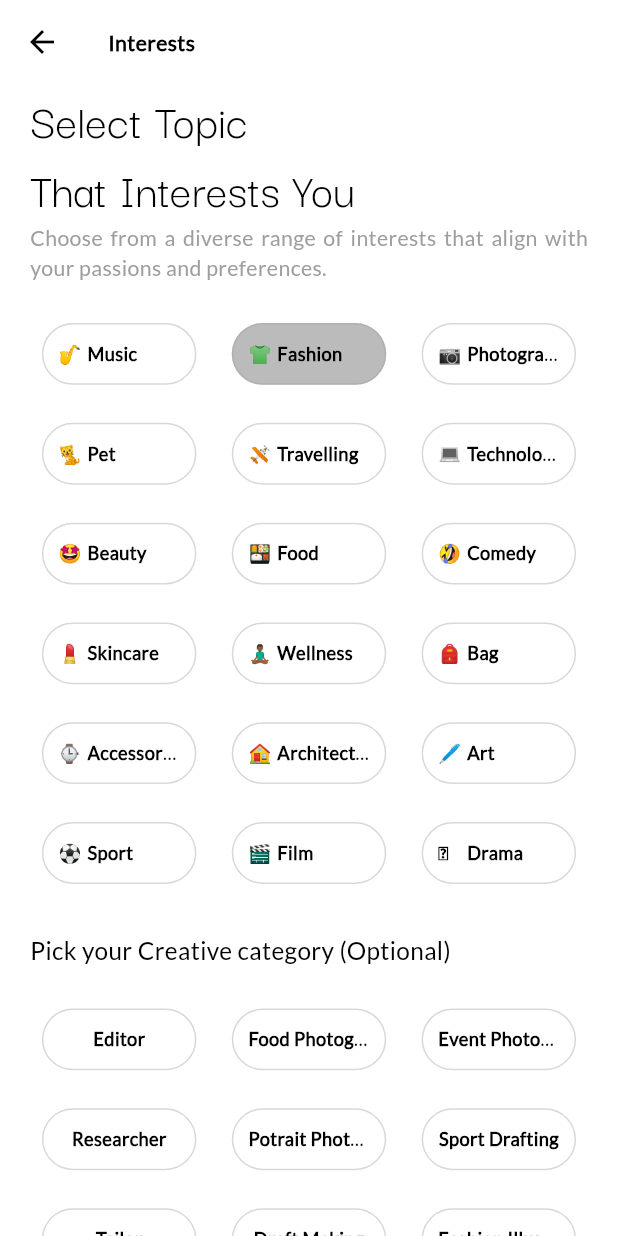
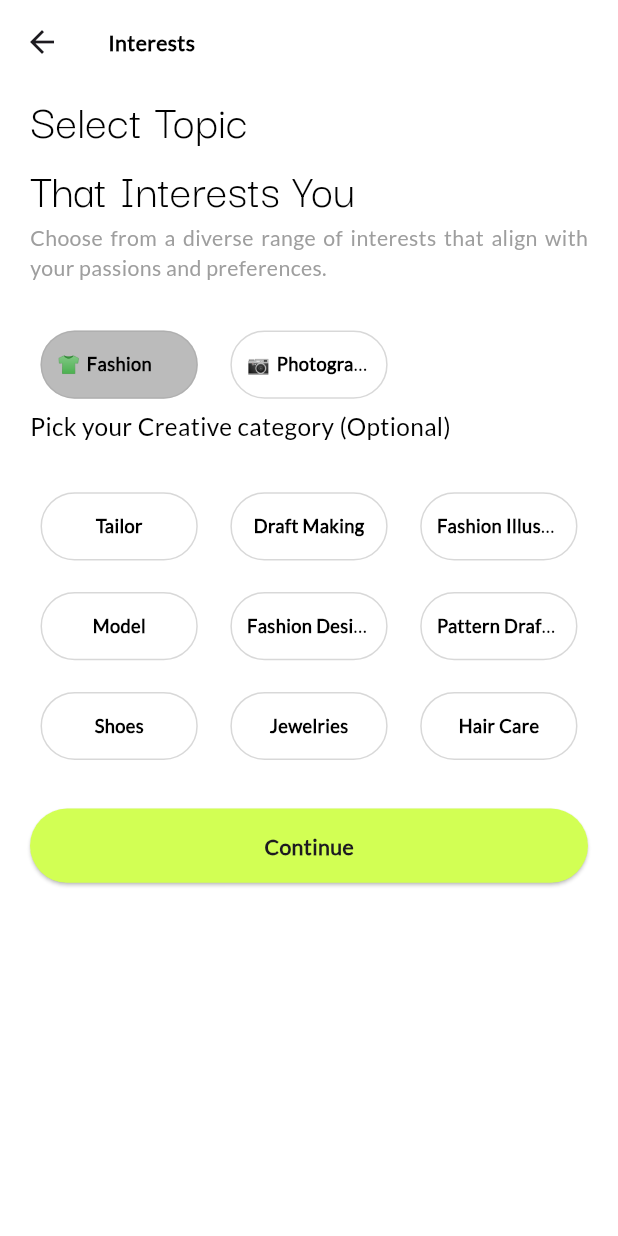
Before and after one commit to Olamidotune/Rootscards, a Flutter app: the InterestScreen screen opened by its route, after a tap on "Fashion", on a phone screen of 412 x 824 dp. Run offline on Flutter 3.47's test engine with Material 3 defaults, Android fonts, the phone set to English and light mode, and no system bars; our stand-ins replace bloc, carousel_slider, device_info_plus, email_validator, equatable, flutter_bloc and 6 more; accounts and stored records are empty.

Commit message:
chore: bug fix and refactor

```diff
--- a/lib/src/presentation/screens/interests/interest.dart
+++ b/lib/src/presentation/screens/interests/interest.dart
@@ -4,12 +4,10 @@ import 'package:flutter/material.dart';
 import 'package:flutter_screenutil/flutter_screenutil.dart';
 import 'package:rootscards/config/colors.dart';
 import 'package:rootscards/config/dimensions.dart';
-import 'package:rootscards/src/presentation/screens/interests/models/creative_categories.dart';
 import 'package:rootscards/src/presentation/screens/interests/models/interest_list.dart';
 import 'package:rootscards/src/presentation/screens/space/space_screen.dart';
 import 'package:rootscards/src/shared/widgets/button.dart';
 import 'package:rootscards/src/shared/widgets/custom_snackbar.dart';
-import 'package:rootscards/src/shared/widgets/grey_button.dart';
 
 class InterestScreen extends StatefulWidget {
   const InterestScreen({super.key});
@@ -20,10 +18,12 @@ class InterestScreen extends StatefulWidget {
   State<InterestScreen> createState() => _InterestScreenState();
 }
 
-List<Map<String, dynamic>> selectedInterests = [];
-List<String> selectedCreativeCategories = [];
 ScrollController _scrollController = ScrollController();
 bool busy = false;
+List<dynamic> interests = interest['interests'];
+Set<int> selectedValues = {};
+List<String> selectedCreativeCategories = [];
+int? selectedInterestIndex;
 
 class _InterestScreenState extends State<InterestScreen> {
   @override
@@ -32,13 +32,6 @@ class _InterestScreenState extends State<InterestScreen> {
       appBar: AppBar(
         backgroundColor: Colors.white,
         elevation: 0,
-        leading: IconButton(
-          onPressed: () => Navigator.pop(context),
-          icon: Icon(
-            Icons.arrow_back,
-            color: Colors.black,
-          ),
-        ),
         title: Text(
           'Interests',
           style: Theme.of(context).textTheme.bodyMedium?.copyWith(
@@ -82,14 +75,14 @@ class _InterestScreenState extends State<InterestScreen> {
                 GridView.builder(
                   controller: _scrollController,
                   shrinkWrap: true,
-                  itemCount: interestList.length,
+                  itemCount: interests.length,
                   itemBuilder: (context, index) {
-                    final interest = interestList[index];
+                    final interestItem = interests[index];
                     return InterestsWidget(
-                      onTap: () => _toggleInterest(interest),
-                      text: interest['name'],
-                      emoji: interest['emoji'],
-                      isSelected: selectedInterests.contains(interest),
+                      onTap: () => _toggleSelectedValue(index),
+                      text: interestItem['name'],
+                      emoji: interestItem['emoji'],
+                      isSelected: selectedValues.contains(index),
                     );
                   },
                   gridDelegate: SliverGridDelegateWithFixedCrossAxisCount(
@@ -99,12 +92,7 @@ class _InterestScreenState extends State<InterestScreen> {
                     crossAxisSpacing: 7.w,
                   ),
                 ),
-                SizedBox(
-                  height: MediaQuery.of(context).size.height <
-                          MIN_SUPPORTED_SCREEN_HEIGHT
-                      ? 0.01.sh
-                      : 0.02.sh,
-                ),
+                if (selectedValues.isNotEmpty) ...[
                   Align(
                     alignment: Alignment.centerLeft,
                     child: Text(
@@ -121,14 +109,14 @@ class _InterestScreenState extends State<InterestScreen> {
                   GridView.builder(
                     controller: _scrollController,
                     shrinkWrap: true,
-                  itemCount: creativeCategories.length,
+                    itemCount: getSelectedCategories().length,
                     itemBuilder: (context, index) {
-                    final creativeCategory = creativeCategories[index];
+                      final creativeCategory = getSelectedCategories()[index];
                       return CreativeCategoriesWidget(
                         onTap: () => _toggleCreativeCat(creativeCategory),
                         text: creativeCategory,
-                      isSelected:
-                          selectedCreativeCategories.contains(creativeCategory),
+                        isSelected: selectedCreativeCategories
+                            .contains(creativeCategory),
                       );
                     },
                     gridDelegate: SliverGridDelegateWithFixedCrossAxisCount(
@@ -138,13 +126,14 @@ class _InterestScreenState extends State<InterestScreen> {
                       crossAxisSpacing: 7.w,
                     ),
                   ),
+                ],
                 AppSpacing.verticalSpaceMedium,
                 Button(
                   'Continue',
                   busy: busy,
                   pill: true,
                   onPressed: () {
-                    if (selectedInterests.isEmpty) {
+                    if (selectedValues.isEmpty) {
                       CustomSnackbar.show(
                         context,
                         'Please select at least one interest',
@@ -169,14 +158,6 @@ class _InterestScreenState extends State<InterestScreen> {
                   },
                 ),
                 AppSpacing.verticalSpaceSmall,
-                GreyButton(
-                  'Skip',
-                  pill: true,
-                  color: GREY,
-                  onPressed: () {
-                    Navigator.of(context).pushNamed(SpaceScreen.routeName);
-                  },
-                ),
               ],
             ),
           ),
@@ -185,18 +166,25 @@ class _InterestScreenState extends State<InterestScreen> {
     );
   }
 
-  void _toggleInterest(Map<String, dynamic> interest) {
+  // Toggle selection for interests
+  void _toggleSelectedValue(int index) {
     setState(() {
-      if (selectedInterests.contains(interest)) {
-        selectedInterests.remove(interest);
+      if (selectedValues.contains(index)) {
+        selectedValues.remove(index);
       } else {
-        selectedInterests.add(interest);
+        selectedValues.add(index);
       }
     });
-    _saveSelectedInterests();
   }
 
-  void _saveSelectedInterests() {}
+  // Gather unique categories from all selected interests
+  List<String> getSelectedCategories() {
+    final categories = <String>{}; // Using a Set to avoid duplicates
+    for (var index in selectedValues) {
+      categories.addAll(interests[index]['categories']);
+    }
+    return categories.toList();
+  }
 
   _toggleCreativeCat(String creativeCategory) {
     setState(() {
@@ -224,13 +212,13 @@ class CreativeCategoriesWidget extends StatelessWidget {
 
   @override
   Widget build(BuildContext context) {
-    return Column(
-      children: [
-        Row(
-          mainAxisAlignment: MainAxisAlignment.spaceEvenly,
-          children: [
-            Container(
-              margin: EdgeInsets.all(2),
+    return GestureDetector(
+      onTap: () {
+        onTap();
+        print(isSelected);
+      },
+      child: Container(
+        margin: EdgeInsets.all(7),
         padding: EdgeInsets.symmetric(
           horizontal: 10,
         ),
@@ -239,14 +227,8 @@ class CreativeCategoriesWidget extends StatelessWidget {
         decoration: BoxDecoration(
           color: isSelected ? Colors.grey : Colors.transparent,
           borderRadius: BorderRadius.circular(30),
-                border:
-                    Border.all(color: Colors.grey.withOpacity(.4), width: 1),
+          border: Border.all(color: Colors.grey.withOpacity(.4), width: 1),
         ),
-              child: GestureDetector(
-                onTap: () {
-                  onTap();
-                  print(isSelected);
-                },
         child: Center(
           child: Text(
             text,
@@ -259,10 +241,6 @@ class CreativeCategoriesWidget extends StatelessWidget {
           ),
         ),
       ),
-            ),
-          ],
-        )
-      ],
     );
   }
 }
@@ -282,31 +260,23 @@ class InterestsWidget extends StatelessWidget {
 
   @override
   Widget build(BuildContext context) {
-    return Column(
-      children: [
-        Row(
-          mainAxisAlignment: MainAxisAlignment.spaceEvenly,
-          children: [
-            Container(
-              margin: EdgeInsets.all(2),
+    return GestureDetector(
+      onTap: () {
+        onTap();
+        print(isSelected);
+      },
+      child: Container(
+        margin: EdgeInsets.all(7),
         padding: EdgeInsets.symmetric(
           horizontal: 10,
         ),
         width: .25.sw,
         height: .05.sh,
         decoration: BoxDecoration(
-                color: isSelected
-                    ? Colors.grey.withOpacity(.7)
-                    : Colors.transparent,
+          color: isSelected ? Colors.grey.withOpacity(.7) : Colors.transparent,
           borderRadius: BorderRadius.circular(30),
-                border:
-                    Border.all(color: Colors.grey.withOpacity(.4), width: 1),
+          border: Border.all(color: Colors.grey.withOpacity(.4), width: 1),
         ),
-              child: GestureDetector(
-                onTap: () {
-                  onTap();
-                  print(isSelected);
-                },
         child: Row(
           children: [
             Expanded(
@@ -335,63 +305,6 @@ class InterestsWidget extends StatelessWidget {
           ],
         ),
       ),
-            ),
-          ],
-        )
-      ],
     );
   }
 }
-
-
-
-
-
-
-
-// class InterestPickerScreen extends StatefulWidget {
-//   @override
-//   _InterestPickerScreenState createState() => _InterestPickerScreenState();
-// }
-
-// class _InterestPickerScreenState extends State<InterestPickerScreen> {
-//   List<Map<String, dynamic>> selectedInterests = [];
-
-//   @override
-//   void initState() {
-//     super.initState();
-//     _loadSelectedInterests();
-//   }
-
-//   Future<void> _loadSelectedInterests() async {
-//     SharedPreferences prefs = await SharedPreferences.getInstance();
-//     List<String> savedInterests = prefs.getStringList('selectedInterests') ?? [];
-
-//     setState(() {
-//       selectedInterests = savedInterests
-//           .map((interest) => interestList.firstWhere((item) => item['name'] == interest))
-//           .toList();
-//     });
-//   }
-
-//   void _toggleInterest(Map<String, dynamic> interest) {
-//     setState(() {
-//       if (selectedInterests.contains(interest)) {
-//         selectedInterests.remove(interest);
-//       } else {
-//         selectedInterests.add(interest);
-//       }
-//     });
-//     _saveSelectedInterests();
-//   }
-
-//   Future<void> _saveSelectedInterests() async {
-//     SharedPreferences prefs = await SharedPreferences.getInstance();
-//     await prefs.setStringList(
-//       'selectedInterests',
-//       selectedInterests.map((interest) => interest['name']).toList(),
-//     );
-//   }
-
-
-// }
--- a/lib/src/presentation/screens/interests/models/creative_categories.dart
+++ /dev/null
@@ -1,17 +0,0 @@
-const List<String> creativeCategories = [
-  'Editor',
-  'Food Photographer',
-  'Event Photographer',
-  'Researcher',
-  'Potrait Photographer',
-  'Sport Drafting',
-  'Tailor',
-  'Draft Making',
-  'Fashion Illustrator',
-  'Model',
-  'Fashion Designer',
-  'Pattern Drafting',
-  'Shoes',
-  'Jewelries',
-  'Hair Care',
-];
--- a/lib/src/presentation/screens/interests/models/interest_list.dart
+++ b/lib/src/presentation/screens/interests/models/interest_list.dart
@@ -1,20 +1,35 @@
-const List<Map<String, dynamic>> interestList = [
-  {'name': 'Music', 'emoji': '🎷'},
-  {'name': 'Fashion', 'emoji': '👕'},
-  {'name': 'Photographer', 'emoji': '📷'},
-  {'name': 'Pet', 'emoji': '🐈'},
-  {'name': 'Travelling', 'emoji': '🛩️'},
-  {'name': 'Technology', 'emoji': '💻'},
-  {'name': 'Beauty', 'emoji': '🤩'},
-  {'name': 'Food', 'emoji': '🍱'},
-  {'name': 'Comedy', 'emoji': '🤣'},
-  {'name': 'Skincare', 'emoji': '💄'},
-  {'name': 'Wellness', 'emoji': '🧘🏾‍♂️'},
-  {'name': 'Bag', 'emoji': '🎒'},
-  {'name': 'Accessories', 'emoji': '⌚️'},
-  {'name': 'Architecture', 'emoji': '🏠'},
-  {'name': 'Art', 'emoji': '🖊️'},
-  {'name': 'Sport', 'emoji': '⚽️'},
-  {'name': 'Film', 'emoji': '🎬'},
-  {'name': 'Drama', 'emoji': '🥹'},
-];
+const Map<String, dynamic> interest = {
+  'interests': [
+    {
+      'name': 'Fashion',
+      'emoji': '👕',
+      'description':
+          'Fashion is a popular aesthetic expression at a particular time, place and in a specific context, especially in clothing, footwear, lifestyle, accessories, makeup, hairstyle, and body proportions.',
+      'categories': [
+        'Tailor',
+        'Draft Making',
+        'Fashion Illustrator',
+        'Model',
+        'Fashion Designer',
+        'Pattern Drafting',
+        'Shoes',
+        'Jewelries',
+        'Hair Care',
+      ],
+    },
+    {
+      'name': 'Photographer',
+      'emoji': '📷',
+      'description':
+          'Photography is the art, application, and practice of creating durable images by recording light, either electronically by means of an image sensor, or chemically by means of a light-sensitive material such as photographic film.',
+      'categories': [
+        'Editor',
+        'Food Photographer',
+        'Event Photographer',
+        'Researcher',
+        'Potrait Photographer',
+        'Sport Drafting',
+      ],
+    },
+  ],
+};
--- a/lib/src/presentation/screens/onboarding/onboarding_screen.dart
+++ b/lib/src/presentation/screens/onboarding/onboarding_screen.dart
@@ -27,7 +27,7 @@ class _OnboardingScreenState extends State<OnboardingScreen> {
 
   static const _carouselTitles = <String>[
     "A creative handy tool.",
-    "A creator's handy tool.",
+    // "A creator's handy tool.",
     "Stand Out!",
   ];
 
--- a/lib/src/presentation/screens/space/space_screen.dart
+++ b/lib/src/presentation/screens/space/space_screen.dart
@@ -34,13 +34,6 @@ class _SpaceScreenState extends State<SpaceScreen> {
       appBar: AppBar(
         backgroundColor: Colors.white,
         elevation: 0,
-        leading: IconButton(
-          onPressed: () => Navigator.pop(context),
-          icon: Icon(
-            Icons.arrow_back,
-            color: Colors.black,
-          ),
-        ),
         title: Text(
           'Welcome',
           style: Theme.of(context).textTheme.bodyMedium?.copyWith(
@@ -73,7 +66,7 @@ class _SpaceScreenState extends State<SpaceScreen> {
                   mainAxisAlignment: MainAxisAlignment.center,
                   children: [
                     Text(
-                      "Let's make a",
+                      "Let's make a ",
                       style: context.textTheme.bodyMedium?.copyWith(
                         fontFamily: 'DarkerGrotesque',
                         color: Colors.black,
@@ -86,7 +79,7 @@ class _SpaceScreenState extends State<SpaceScreen> {
                       height: 50,
                     ),
                     Text(
-                      "space",
+                      " space",
                       style: context.textTheme.bodyMedium?.copyWith(
                         fontFamily: 'DarkerGrotesque',
                         color: Colors.black,
```
Also changed, not shown: lib/main.dart (+8 -13 lines). Lines whose indentation alone changed are shown as unchanged.
